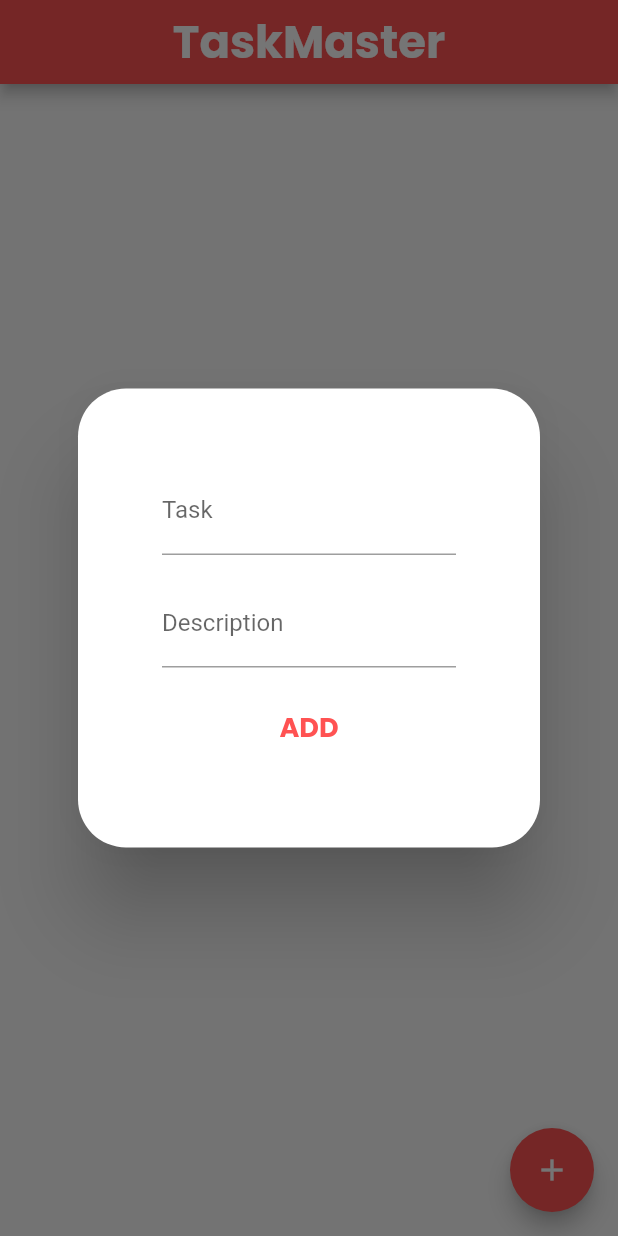
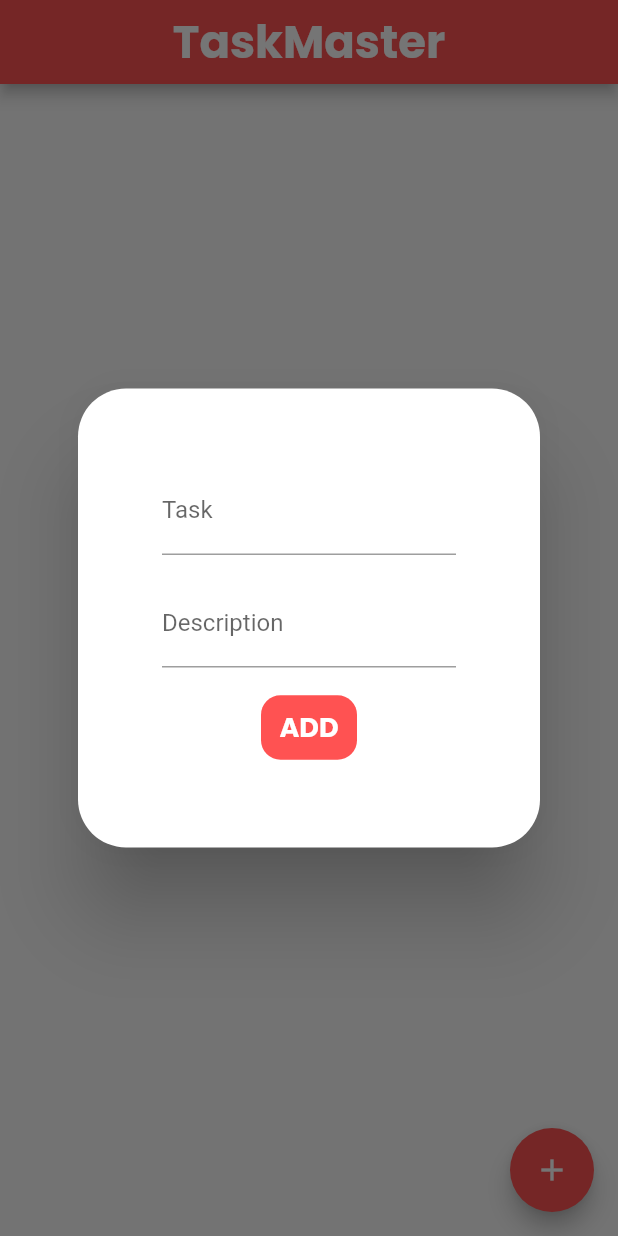
Before and after one commit to Anoop072001/taskmanager, a Flutter app: the screen it shows after launch, after a tap on the "add" icon, on a phone screen of 412 x 824 dp. Run offline on Flutter 3.47's test engine with Material 2 defaults, Android fonts, the phone set to English and light mode, and no system bars; our stand-ins replace dio, google_fonts, googleapis_auth, hive, hive_flutter; missing offline and left inert: googleapis; accounts and stored records are empty.

Commit message:
small changes

```diff
--- a/lib/List_page.dart
+++ b/lib/List_page.dart
@@ -104,11 +104,21 @@ class _List_pageState extends State<List_page> {
                         ),
                         SizedBox(height: 16),
                         TextButton(
+                          style: ButtonStyle(
+                            backgroundColor: MaterialStateProperty.all(
+                              Colors.redAccent,
+                            ),
+                            shape: MaterialStateProperty.all(
+                              RoundedRectangleBorder(
+                                borderRadius: BorderRadius.circular(13.0),
+                              ),
+                            ),
+                          ),
                           child: Text(
                             "ADD",
                             style: GoogleFonts.poppins(
                               textStyle: TextStyle(
-                                color: Colors.redAccent,
+                                color: Colors.white,
                                 fontSize: 18,
                                 fontWeight: FontWeight.bold,
                               ),
```
